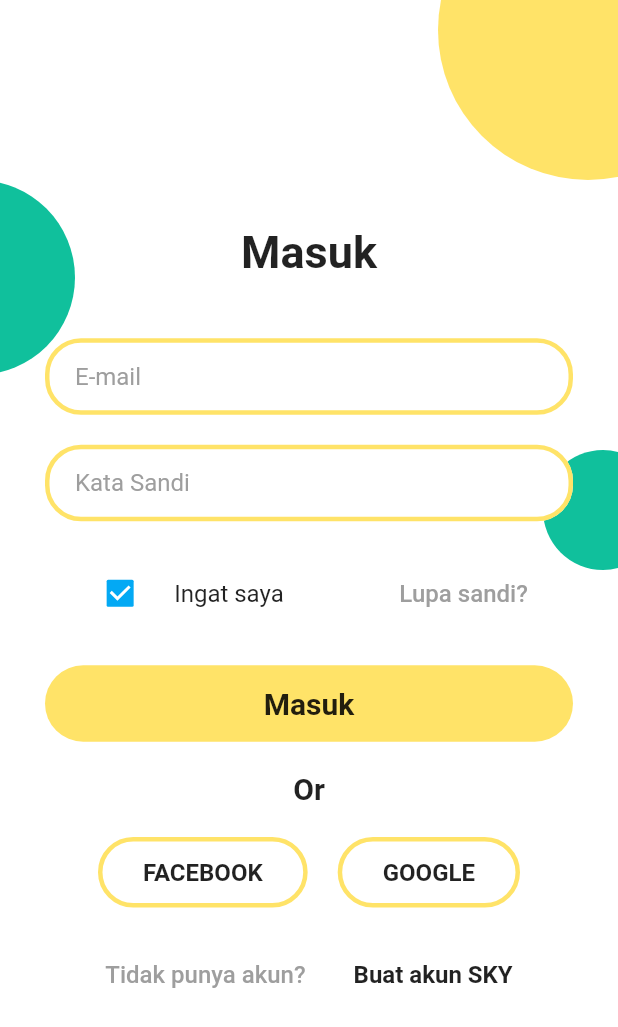
After one commit to rommyarb/sky-yukngaji, a Flutter app: the Login screen opened directly, on a phone screen of 412 x 824 dp. The commit adds this screen. Shown: the top 1027 px of the screen. Run offline on Flutter 3.47's test engine with Material 2 defaults, Android fonts, the phone set to English and light mode, and no system bars; our stand-ins replace flutter_swiper.

Commit message:
added login screen

```diff
--- a/lib/intro.dart
+++ b/lib/intro.dart
@@ -1,6 +1,8 @@
 import 'package:flutter/material.dart';
 import 'package:flutter_swiper/flutter_swiper.dart';
+import 'package:sky/login.dart';
 import 'package:sky/warna.dart';
+import 'warna.dart';
 
 class Intro extends StatelessWidget {
   const Intro({Key key}) : super(key: key);
@@ -31,7 +33,7 @@ class Intro extends StatelessWidget {
                           child: RaisedButton(
                             shape: RoundedRectangleBorder(
                                 borderRadius: BorderRadius.circular(45)),
-                            color: Colors.yellow,
+                            color: warnaKuning,
                             child: Padding(
                               padding:
                                   const EdgeInsets.symmetric(horizontal: 14),
@@ -52,7 +54,12 @@ class Intro extends StatelessWidget {
                                 ],
                               ),
                             ),
-                            onPressed: () {},
+                            onPressed: () {
+                              Navigator.push(
+                                  context,
+                                  MaterialPageRoute(
+                                      builder: (context) => Login()));
+                            },
                           ),
                         ),
                       ),
--- /dev/null
+++ b/lib/login.dart
@@ -0,0 +1,261 @@
+import 'package:flutter/material.dart';
+
+import 'warna.dart';
+
+class Login extends StatefulWidget {
+  Login({Key key}) : super(key: key);
+
+  @override
+  _LoginState createState() => _LoginState();
+}
+
+class _LoginState extends State<Login> {
+  var outlineBorder = OutlineInputBorder(
+      borderRadius: BorderRadius.circular(24),
+      borderSide: BorderSide(color: warnaKuning, width: 3));
+
+  bool _ingatSaya = true;
+  @override
+  Widget build(BuildContext context) {
+    return Scaffold(
+      backgroundColor: Colors.white,
+      body: Container(
+        child: Stack(
+          children: <Widget>[
+            Positioned(
+              top: -80,
+              right: -80,
+              child: ClipOval(
+                child: Container(
+                  height: 200,
+                  width: 200,
+                  color: warnaKuning,
+                ),
+              ),
+            ),
+            Positioned(
+              top: 120,
+              left: -80,
+              child: ClipOval(
+                child: Container(
+                  height: 130,
+                  width: 130,
+                  color: warnaUtama,
+                ),
+              ),
+            ),
+            Positioned(
+              top: 300,
+              right: -30,
+              child: ClipOval(
+                child: Container(
+                  height: 80,
+                  width: 80,
+                  color: warnaUtama,
+                ),
+              ),
+            ),
+            Positioned(
+              child: Align(
+                alignment: Alignment.center,
+                child: ListView(
+                  shrinkWrap: true,
+                  children: <Widget>[
+                    Padding(
+                      padding: const EdgeInsets.only(bottom: 40),
+                      child: Text(
+                        "Masuk",
+                        textAlign: TextAlign.center,
+                        style: TextStyle(
+                            fontSize: 30, fontWeight: FontWeight.bold),
+                      ),
+                    ),
+                    Padding(
+                      padding: const EdgeInsets.symmetric(horizontal: 30),
+                      child: TextField(
+                          keyboardType: TextInputType.emailAddress,
+                          decoration: InputDecoration(
+                              fillColor: Colors.white,
+                              filled: true,
+                              contentPadding: EdgeInsets.symmetric(
+                                  horizontal: 20, vertical: 16),
+                              hintText: "E-mail",
+                              hintStyle: TextStyle(color: Colors.grey),
+                              enabledBorder: outlineBorder,
+                              focusedBorder: outlineBorder)),
+                    ),
+                    SizedBox(
+                      height: 20,
+                    ),
+                    Padding(
+                      padding: const EdgeInsets.symmetric(horizontal: 30),
+                      child: TextField(
+                          obscureText: true,
+                          decoration: InputDecoration(
+                              fillColor: Colors.white,
+                              filled: true,
+                              contentPadding: EdgeInsets.symmetric(
+                                  horizontal: 20, vertical: 16),
+                              hintText: "Kata Sandi",
+                              hintStyle: TextStyle(color: Colors.grey),
+                              enabledBorder: outlineBorder,
+                              focusedBorder: outlineBorder)),
+                    ),
+                    SizedBox(
+                      height: 20,
+                    ),
+                    Row(
+                      mainAxisAlignment: MainAxisAlignment.center,
+                      children: <Widget>[
+                        Flexible(
+                          child: CheckboxListTile(
+                            onChanged: (value) {
+                              setState(() {
+                                _ingatSaya = !_ingatSaya;
+                              });
+                            },
+                            value: _ingatSaya,
+                            title: Text("Ingat saya"),
+                            controlAffinity: ListTileControlAffinity.leading,
+                          ),
+                        ),
+                        Flexible(
+                          child: FlatButton(
+                            onPressed: () {},
+                            child: Text(
+                              "Lupa sandi?",
+                              style:
+                                  TextStyle(color: Colors.grey, fontSize: 16),
+                            ),
+                          ),
+                        )
+                      ],
+                    ),
+                    SizedBox(
+                      height: 20,
+                    ),
+                    Padding(
+                      padding: const EdgeInsets.symmetric(horizontal: 30),
+                      child: RaisedButton(
+                        elevation: 0,
+                        shape: RoundedRectangleBorder(
+                            borderRadius: BorderRadius.circular(45)),
+                        color: warnaKuning,
+                        child: Padding(
+                          padding: const EdgeInsets.symmetric(
+                              horizontal: 14, vertical: 14),
+                          child: Text(
+                            "Masuk",
+                            style: TextStyle(
+                                fontWeight: FontWeight.bold,
+                                color: Colors.black87,
+                                fontSize: 20),
+                          ),
+                        ),
+                        onPressed: () {
+                          // ...
+                        },
+                      ),
+                    ),
+                    SizedBox(
+                      height: 20,
+                    ),
+                    Text(
+                      "Or",
+                      textAlign: TextAlign.center,
+                      style:
+                          TextStyle(fontSize: 20, fontWeight: FontWeight.bold),
+                    ),
+                    SizedBox(
+                      height: 20,
+                    ),
+                    Row(
+                      mainAxisAlignment: MainAxisAlignment.center,
+                      children: <Widget>[
+                        RaisedButton(
+                          elevation: 0,
+                          shape: RoundedRectangleBorder(
+                              side: BorderSide(width: 3, color: warnaKuning),
+                              borderRadius: BorderRadius.circular(45)),
+                          color: Colors.white,
+                          child: Padding(
+                            padding: const EdgeInsets.symmetric(
+                                horizontal: 14, vertical: 14),
+                            child: Text(
+                              "FACEBOOK",
+                              style: TextStyle(
+                                  fontWeight: FontWeight.bold,
+                                  color: Colors.black87,
+                                  fontSize: 16),
+                            ),
+                          ),
+                          onPressed: () {
+                            // .. facebook login
+                          },
+                        ),
+                        SizedBox(
+                          width: 20,
+                        ),
+                        RaisedButton(
+                          elevation: 0,
+                          shape: RoundedRectangleBorder(
+                              side: BorderSide(color: warnaKuning, width: 3),
+                              borderRadius: BorderRadius.circular(45)),
+                          color: Colors.white,
+                          child: Padding(
+                            padding: const EdgeInsets.symmetric(
+                                horizontal: 14, vertical: 14),
+                            child: Text(
+                              "GOOGLE",
+                              style: TextStyle(
+                                  fontWeight: FontWeight.bold,
+                                  color: Colors.black87,
+                                  fontSize: 16),
+                            ),
+                          ),
+                          onPressed: () {
+                            // .. google sign in
+                          },
+                        ),
+                      ],
+                    ),
+                    SizedBox(
+                      height: 20,
+                    ),
+                    Row(
+                      mainAxisAlignment: MainAxisAlignment.center,
+                      children: <Widget>[
+                        Flexible(
+                          child: FlatButton(
+                            onPressed: () {},
+                            child: Text(
+                              "Tidak punya akun?",
+                              style:
+                                  TextStyle(color: Colors.grey, fontSize: 16),
+                            ),
+                          ),
+                        ),
+                        Flexible(
+                          child: FlatButton(
+                            onPressed: () {},
+                            child: Text(
+                              "Buat akun SKY",
+                              style: TextStyle(
+                                  color: Colors.black87,
+                                  fontWeight: FontWeight.bold,
+                                  fontSize: 16),
+                            ),
+                          ),
+                        )
+                      ],
+                    ),
+                  ],
+                ),
+              ),
+            )
+          ],
+        ),
+      ),
+    );
+  }
+}
--- a/lib/warna.dart
+++ b/lib/warna.dart
@@ -1,3 +1,4 @@
 import 'package:flutter/material.dart';
 
 Color warnaUtama = Color.fromRGBO(16, 192, 156, 1);
+Color warnaKuning = Color.fromRGBO(255, 227, 104, 1);
```
